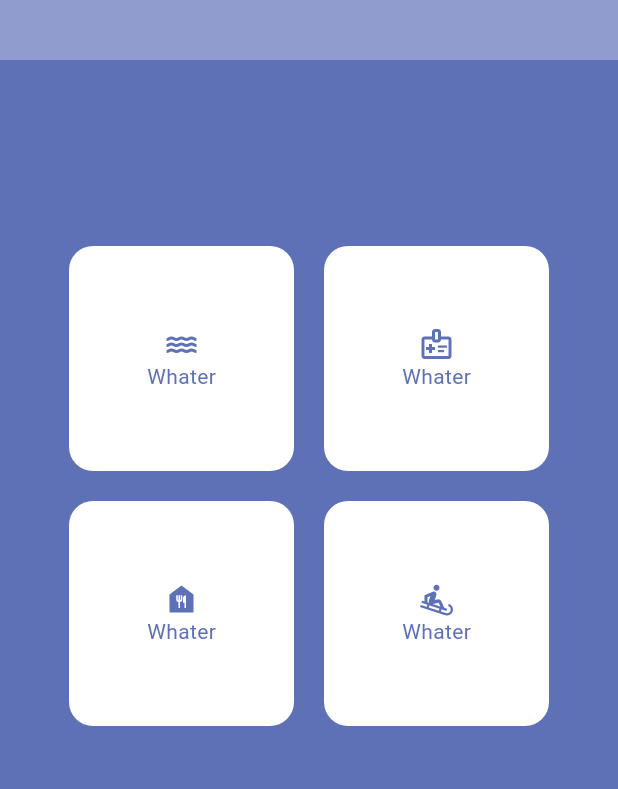
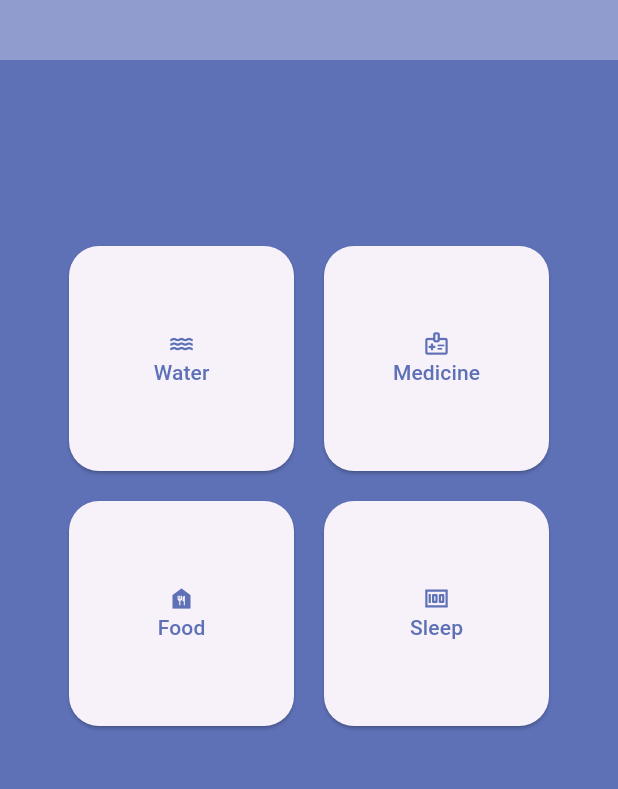
Before and after one commit to simush/bodyb, a Flutter app: the HomePage screen opened directly, on a phone screen of 412 x 824 dp, the part 324-1113 px from its top. Run offline on Flutter 3.47's test engine with Material 3 defaults, Android fonts, the phone set to English and light mode, and no system bars; statements that could not run were skipped.

Commit message:
created folders

```diff
--- /dev/null
+++ b/lib/home/home_page.dart
@@ -0,0 +1,174 @@
+import 'package:flutter/material.dart';
+
+class HomePage extends StatefulWidget {
+  const HomePage({super.key});
+
+  @override
+  State<HomePage> createState() => _HomePageState();
+}
+
+class _HomePageState extends State<HomePage> {
+  @override
+  Widget build(BuildContext context) {
+    return Scaffold(
+      appBar: AppBar(
+        centerTitle: false,
+        title: const Text("Home"),
+        titleTextStyle: const TextStyle(
+            fontSize: 20, fontWeight: FontWeight.w700, color: Colors.white),
+        backgroundColor: const Color.fromRGBO(94, 113, 183, 1),
+      ),
+      body: Expanded(
+        child: Container(
+          color: const Color.fromRGBO(94, 113, 183, 1),
+          child: Column(
+            children: [
+              Container(
+                height: 200,
+                width: double.infinity,
+                color: Colors.white30,
+                child: const Column(
+                  mainAxisAlignment: MainAxisAlignment.center,
+                  children: [
+                    Icon(
+                      Icons.sports_baseball,
+                      size: 100,
+                      color: Color.fromRGBO(94, 113, 183, 1),
+                    ),
+                    Text(
+                      "bodyboost",
+                      style: TextStyle(color: Color.fromRGBO(94, 113, 183, 1)),
+                    ),
+                  ],
+                ),
+              ),
+              const Expanded(child: SizedBox(height: 32)),
+              Row(
+                mainAxisAlignment: MainAxisAlignment.center,
+                children: [
+                  SizedBox(
+                    height: 150,
+                    width: 150,
+                    child: ElevatedButton(
+                      style: ElevatedButton.styleFrom(
+                        shape: RoundedRectangleBorder(
+                          borderRadius: BorderRadius.circular(20.0),
+                        ),
+                      ),
+                      onPressed: () {},
+                      child: const Column(
+                        mainAxisAlignment: MainAxisAlignment.center,
+                        children: [
+                          Icon(
+                            Icons.water,
+                            color: Color.fromRGBO(94, 113, 183, 1),
+                          ),
+                          Text(
+                            "Water",
+                            style: TextStyle(
+                              color: Color.fromRGBO(94, 113, 183, 1),
+                            ),
+                          )
+                        ],
+                      ),
+                    ),
+                  ),
+                  const SizedBox(width: 20),
+                  SizedBox(
+                    height: 150,
+                    width: 150,
+                    child: ElevatedButton(
+                      style: ElevatedButton.styleFrom(
+                        shape: RoundedRectangleBorder(
+                          borderRadius: BorderRadius.circular(20.0),
+                        ),
+                      ),
+                      onPressed: () {},
+                      child: const Column(
+                        mainAxisAlignment: MainAxisAlignment.center,
+                        children: [
+                          Icon(
+                            Icons.medical_information_outlined,
+                            color: Color.fromRGBO(94, 113, 183, 1),
+                          ),
+                          Text(
+                            "Medicine",
+                            style: TextStyle(
+                              color: Color.fromRGBO(94, 113, 183, 1),
+                            ),
+                          )
+                        ],
+                      ),
+                    ),
+                  ),
+                ],
+              ),
+              const SizedBox(height: 20),
+              Row(
+                mainAxisAlignment: MainAxisAlignment.center,
+                children: [
+                  SizedBox(
+                    height: 150,
+                    width: 150,
+                    child: ElevatedButton(
+                      style: ElevatedButton.styleFrom(
+                        shape: RoundedRectangleBorder(
+                          borderRadius: BorderRadius.circular(20.0),
+                        ),
+                      ),
+                      onPressed: () {},
+                      child: const Column(
+                        mainAxisAlignment: MainAxisAlignment.center,
+                        children: [
+                          Icon(
+                            Icons.food_bank,
+                            color: Color.fromRGBO(94, 113, 183, 1),
+                          ),
+                          Text(
+                            "Food",
+                            style: TextStyle(
+                              color: Color.fromRGBO(94, 113, 183, 1),
+                            ),
+                          )
+                        ],
+                      ),
+                    ),
+                  ),
+                  const SizedBox(width: 20),
+                  SizedBox(
+                    height: 150,
+                    width: 150,
+                    child: ElevatedButton(
+                      style: ElevatedButton.styleFrom(
+                        shape: RoundedRectangleBorder(
+                          borderRadius: BorderRadius.circular(20.0),
+                        ),
+                      ),
+                      onPressed: () {},
+                      child: const Column(
+                        mainAxisAlignment: MainAxisAlignment.center,
+                        children: [
+                          Icon(
+                            Icons.money,
+                            color: Color.fromRGBO(94, 113, 183, 1),
+                          ),
+                          Text(
+                            "Sleep",
+                            style: TextStyle(
+                              color: Color.fromRGBO(94, 113, 183, 1),
+                            ),
+                          )
+                        ],
+                      ),
+                    ),
+                  ),
+                ],
+              ),
+              const Expanded(child: SizedBox(height: 32)),
+            ],
+          ),
+        ),
+      ),
+    );
+  }
+}
--- a/lib/pages/home_page.dart
+++ /dev/null
@@ -1,154 +0,0 @@
-import 'package:flutter/material.dart';
-
-class HomePage extends StatefulWidget {
-  const HomePage({super.key});
-
-  @override
-  State<HomePage> createState() => _HomePageState();
-}
-
-class _HomePageState extends State<HomePage> {
-  @override
-  Widget build(BuildContext context) {
-    return Scaffold(
-      appBar: AppBar(
-        centerTitle: false,
-        title: const Text("Home"),
-        titleTextStyle: const TextStyle(
-            fontSize: 20, fontWeight: FontWeight.w700, color: Colors.white),
-        backgroundColor: const Color.fromRGBO(94, 113, 183, 1),
-      ),
-      body: Expanded(
-        child: Container(
-          color: const Color.fromRGBO(94, 113, 183, 1),
-          child: Column(
-            children: [
-              Container(
-                height: 200,
-                width: double.infinity,
-                color: Colors.white30,
-                child: const Column(
-                  mainAxisAlignment: MainAxisAlignment.center,
-                  children: [
-                    Icon(
-                      Icons.sports_baseball,
-                      size: 100,
-                      color: Color.fromRGBO(94, 113, 183, 1),
-                    ),
-                    Text(
-                      "bodyboost",
-                      style: TextStyle(color: Color.fromRGBO(94, 113, 183, 1)),
-                    ),
-                  ],
-                ),
-              ),
-              const Expanded(child: SizedBox(height: 32)),
-              Row(
-                mainAxisAlignment: MainAxisAlignment.center,
-                children: [
-                  Container(
-                    height: 150,
-                    width: 150,
-                    decoration: BoxDecoration(
-                        color: Colors.white,
-                        borderRadius: BorderRadius.circular(16)),
-                    child: const Column(
-                      mainAxisAlignment: MainAxisAlignment.center,
-                      children: [
-                        Icon(
-                          Icons.water,
-                          color: Color.fromRGBO(94, 113, 183, 1),
-                        ),
-                        Text(
-                          "Whater",
-                          style: TextStyle(
-                            color: Color.fromRGBO(94, 113, 183, 1),
-                          ),
-                        )
-                      ],
-                    ),
-                  ),
-                  const SizedBox(width: 20),
-                  Container(
-                    height: 150,
-                    width: 150,
-                    decoration: BoxDecoration(
-                        color: Colors.white,
-                        borderRadius: BorderRadius.circular(16)),
-                    child: const Column(
-                      mainAxisAlignment: MainAxisAlignment.center,
-                      children: [
-                        Icon(
-                          Icons.medical_information_outlined,
-                          color: Color.fromRGBO(94, 113, 183, 1),
-                        ),
-                        Text(
-                          "Whater",
-                          style: TextStyle(
-                            color: Color.fromRGBO(94, 113, 183, 1),
-                          ),
-                        )
-                      ],
-                    ),
-                  ),
-                ],
-              ),
-              const SizedBox(height: 20),
-              Row(
-                mainAxisAlignment: MainAxisAlignment.center,
-                children: [
-                  Container(
-                    height: 150,
-                    width: 150,
-                    decoration: BoxDecoration(
-                        color: Colors.white,
-                        borderRadius: BorderRadius.circular(16)),
-                    child: const Column(
-                      mainAxisAlignment: MainAxisAlignment.center,
-                      children: [
-                        Icon(
-                          Icons.food_bank,
-                          color: Color.fromRGBO(94, 113, 183, 1),
-                        ),
-                        Text(
-                          "Whater",
-                          style: TextStyle(
-                            color: Color.fromRGBO(94, 113, 183, 1),
-                          ),
-                        )
-                      ],
-                    ),
-                  ),
-                  const SizedBox(width: 20),
-                  Container(
-                    height: 150,
-                    width: 150,
-                    decoration: BoxDecoration(
-                        color: Colors.white,
-                        borderRadius: BorderRadius.circular(16)),
-                    child: const Column(
-                      mainAxisAlignment: MainAxisAlignment.center,
-                      children: [
-                        Icon(
-                          Icons.sledding_outlined,
-                          color: Color.fromRGBO(94, 113, 183, 1),
-                        ),
-                        Text(
-                          "Whater",
-                          style: TextStyle(
-                            color: Color.fromRGBO(94, 113, 183, 1),
-                          ),
-                        )
-                      ],
-                    ),
-                  ),
-                ],
-              ),
-              const Expanded(child: SizedBox(height: 32)),
-            ],
-          ),
-        ),
-      ),
-    );
-  }
-}
```
Also changed, not shown: lib/fit/fit_page.dart (renamed from lib/pages/fit_page.dart, +7 -4 lines), lib/main/main_page.dart (renamed from lib/pages/main_page.dart), lib/profile/profile_page.dart (renamed from lib/pages/profile_page.dart).
